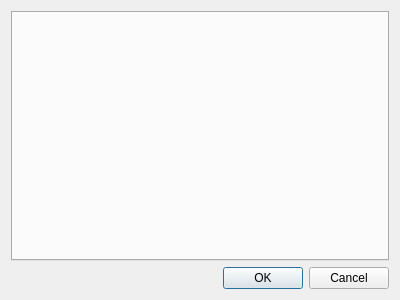
Old version of the form main/src/widget/conversiondialog.ui in the repository legnaleurc/khopper.
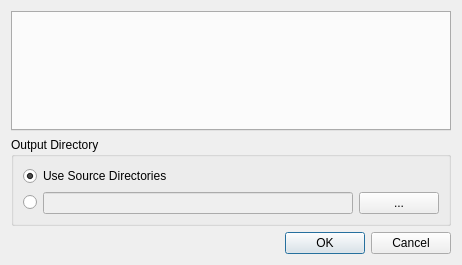
New version of the form.

The edit to the form file:
```diff
--- a/main/src/widget/conversiondialog.ui
+++ b/main/src/widget/conversiondialog.ui
@@ -6,8 +6,8 @@
    <rect>
     <x>0</x>
     <y>0</y>
-    <width>400</width>
-    <height>300</height>
+    <width>462</width>
+    <height>265</height>
    </rect>
   </property>
   <property name="windowTitle">
@@ -21,6 +21,50 @@
      </property>
     </widget>
    </item>
+   <item>
+    <widget class="QGroupBox" name="groupBox">
+     <property name="title">
+      <string>Output Directory</string>
+     </property>
+     <layout class="QVBoxLayout" name="verticalLayout_2">
+      <item>
+       <widget class="QRadioButton" name="useSource">
+        <property name="text">
+         <string>Use Source Directories</string>
+        </property>
+        <property name="checked">
+         <bool>true</bool>
+        </property>
+       </widget>
+      </item>
+      <item>
+       <layout class="QHBoxLayout" name="horizontalLayout">
+        <item>
+         <widget class="QRadioButton" name="radioButton_2">
+          <property name="text">
+           <string/>
+          </property>
+         </widget>
+        </item>
+        <item>
+         <widget class="QLineEdit" name="outputPath">
+          <property name="enabled">
+           <bool>false</bool>
+          </property>
+         </widget>
+        </item>
+        <item>
+         <widget class="QPushButton" name="browse">
+          <property name="text">
+           <string>...</string>
+          </property>
+         </widget>
+        </item>
+       </layout>
+      </item>
+     </layout>
+    </widget>
+   </item>
    <item>
     <widget class="QDialogButtonBox" name="buttonBox">
      <property name="orientation">
```
Left out of the diff: 44 changed lines with no effect on the pictures.
